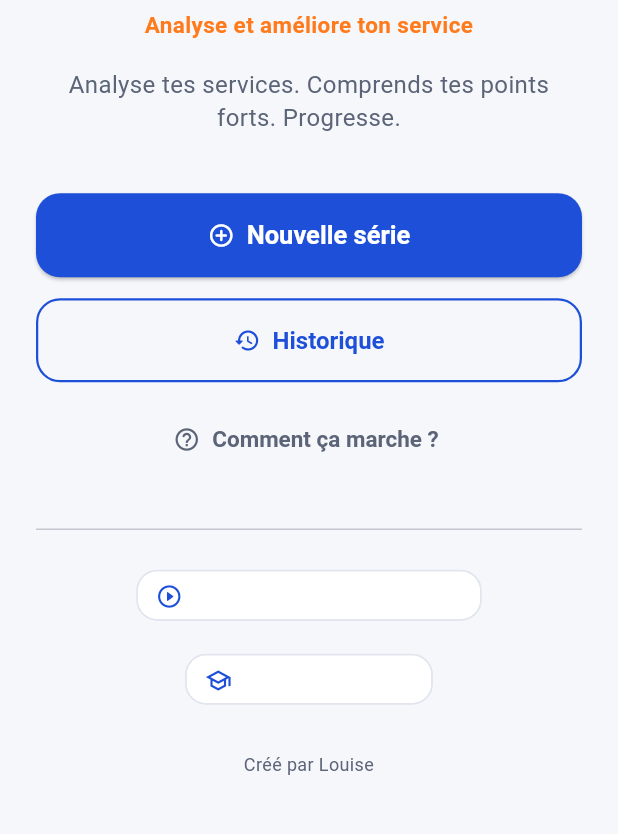
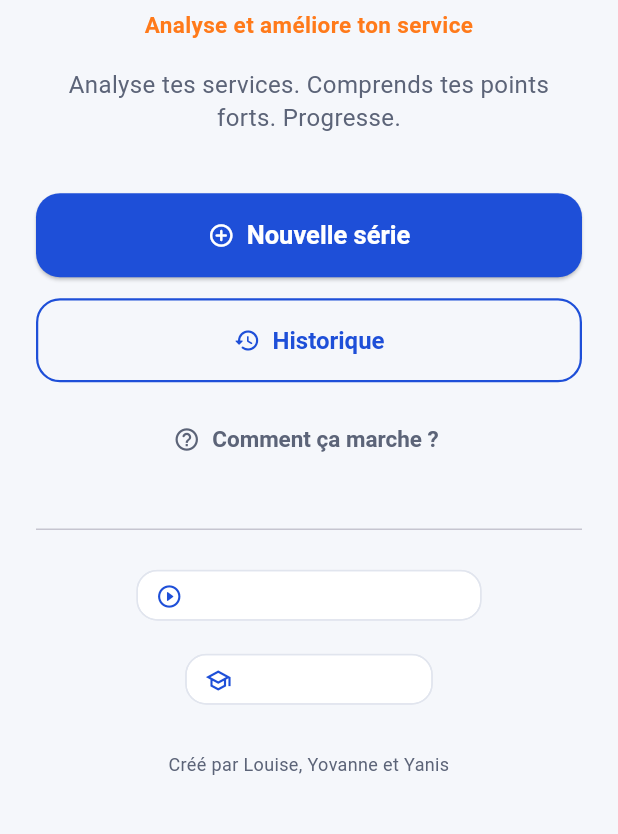
Before and after one commit to louisebourdin/volleystats-eps, a Flutter app: the screen it shows after launch, on a phone screen of 412 x 824 dp, the part 361-1195 px from its top. Run offline on Flutter 3.47's test engine with Material 3 defaults, Android fonts, the phone set to English and light mode, and no system bars; our stand-ins replace fl_chart, flutter_riverpod, hive_flutter; accounts and stored records are empty.

Commit message:
Ajoute Yovanne et Yanis au crédit de la page d'accueil
Co-Authored-By: Claude Sonnet 5 <noreply@anthropic.com>
Claude-Session: https://claude.ai/code/session_01AQJnnemWLxbcyB1Bbxmv6s

```diff
--- a/lib/screens/home_screen.dart
+++ b/lib/screens/home_screen.dart
@@ -107,7 +107,7 @@ class HomeScreen extends ConsumerWidget {
                   ),
                   const SizedBox(height: 24),
                   const Text(
-                    'Créé par Louise',
+                    'Créé par Louise, Yovanne et Yanis',
                     textAlign: TextAlign.center,
                     style: TextStyle(fontSize: 12, color: AppColors.textSecondary),
                   ),
```
